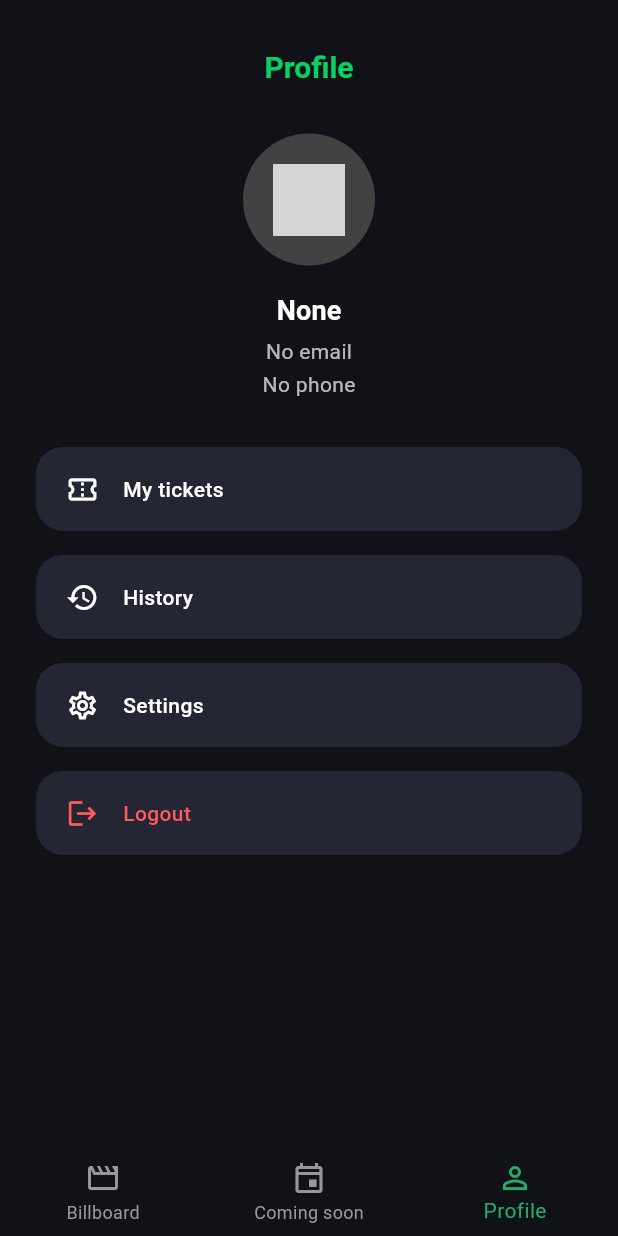
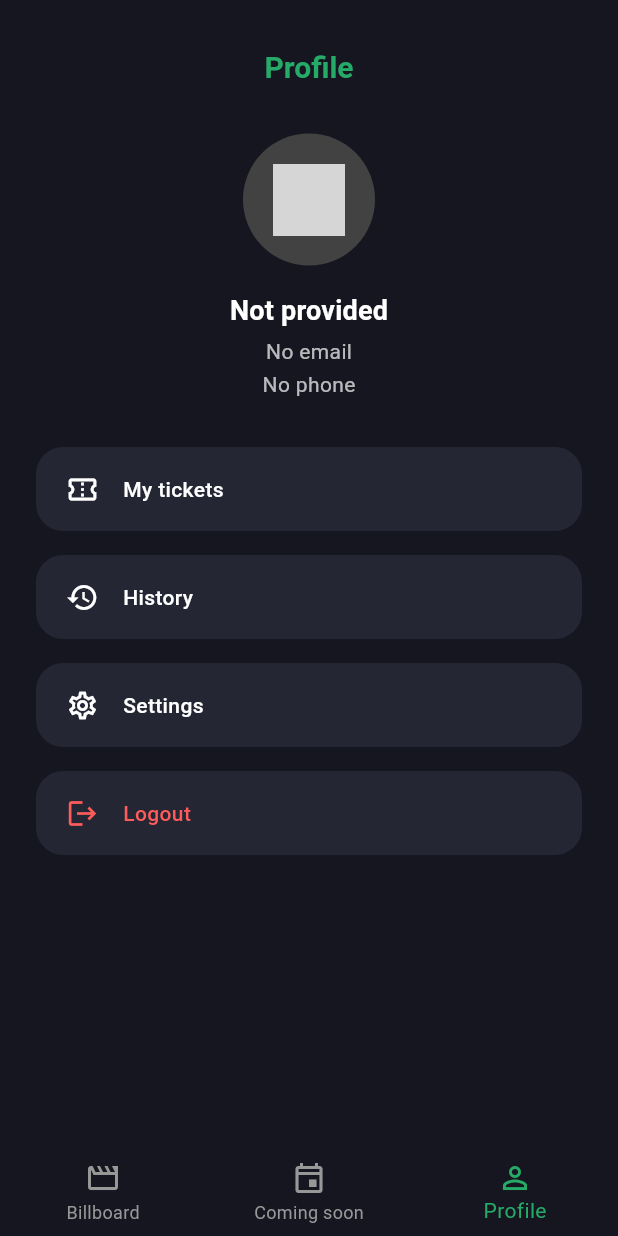
Before and after one commit to Kino-Live/Mobile, a Flutter app: the ProfileScreen screen opened by its route, on a phone screen of 412 x 824 dp. Run offline on Flutter 3.47's test engine with Material 3 defaults, Android fonts, the phone set to English and light mode, and no system bars; our stand-ins replace dio, flutter_hooks, flutter_riverpod, flutter_secure_storage, go_router, google_sign_in and 3 more; accounts and stored records are empty; grey boxes are pictures that could not be loaded.

Commit message:
Changed colors in profile_screen.dart

```diff
--- a/lib/presentation/screens/profile/profile_screen.dart
+++ b/lib/presentation/screens/profile/profile_screen.dart
@@ -7,6 +7,7 @@ class ProfileScreen extends StatelessWidget {
   @override
   Widget build(BuildContext context) {
     final theme = Theme.of(context);
+    final colorScheme = theme.colorScheme;
     final textTheme = theme.textTheme;
 
     final String? name = null;
@@ -21,7 +22,7 @@ class ProfileScreen extends StatelessWidget {
     }
 
     return Scaffold(
-      backgroundColor: const Color(0xFF111218),
+      backgroundColor: colorScheme.surface,
       body: SafeArea(
         child: Center(
           child: Padding(
@@ -34,7 +35,7 @@ class ProfileScreen extends StatelessWidget {
                 Text(
                   'Profile',
                   style: textTheme.titleLarge?.copyWith(
-                    color: const Color(0xFF04D361), // green accent color
+                    color: colorScheme.primary, // use primary color from theme
                     fontWeight: FontWeight.w600,
                   ),
                 ),
@@ -44,7 +45,7 @@ class ProfileScreen extends StatelessWidget {
                 // --- User Avatar with fallback icon ---
                 CircleAvatar(
                   radius: 44,
-                  backgroundColor: Colors.grey.shade800,
+                  backgroundColor: Colors.grey.shade800, // back to custom dark color
                   child: ClipOval(
                     child: Image.asset(
                       'assets/images/profile.jpg',
@@ -67,7 +68,7 @@ class ProfileScreen extends StatelessWidget {
 
                 // --- User Info (Name, Email, Phone) ---
                 Text(
-                  fallback(name, 'None'),
+                  fallback(name, 'Not provided'),
                   style: textTheme.titleMedium?.copyWith(
                     color: Colors.white,
                     fontWeight: FontWeight.w600,
@@ -118,7 +119,7 @@ class ProfileScreen extends StatelessWidget {
                 ),
                 const SizedBox(height: 16),
 
-                // --- Logout button (red color) ---
+                // --- Logout button (red accent) ---
                 ProfileMenuButton(
                   icon: Icons.logout,
                   title: 'Logout',
@@ -166,7 +167,9 @@ class ProfileMenuButton extends StatelessWidget {
   @override
   Widget build(BuildContext context) {
     final theme = Theme.of(context);
-    final background = const Color(0xFF242633);
+
+    // Back to custom panel color used in the original design
+    const background = Color(0xFF242633);
 
     return SizedBox(
       height: 56,
```
